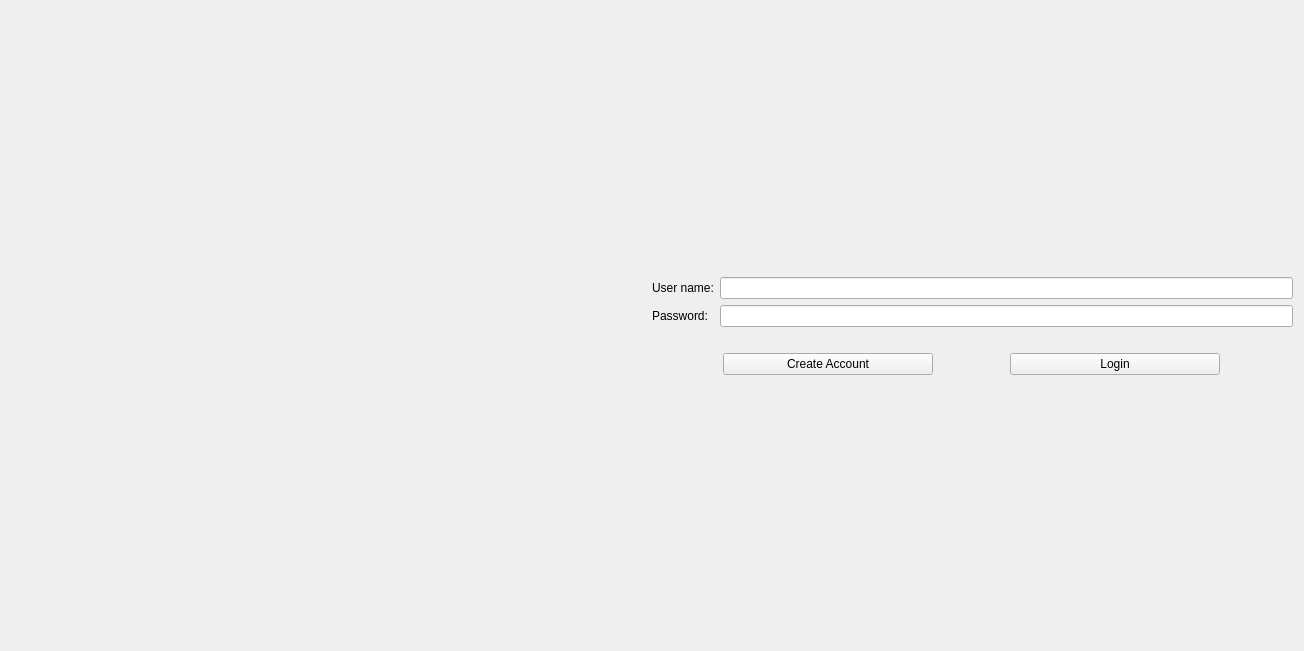
Qt form form.ui (Intro-to-SE-Lab-Fall-20/Group-2) before a commit.
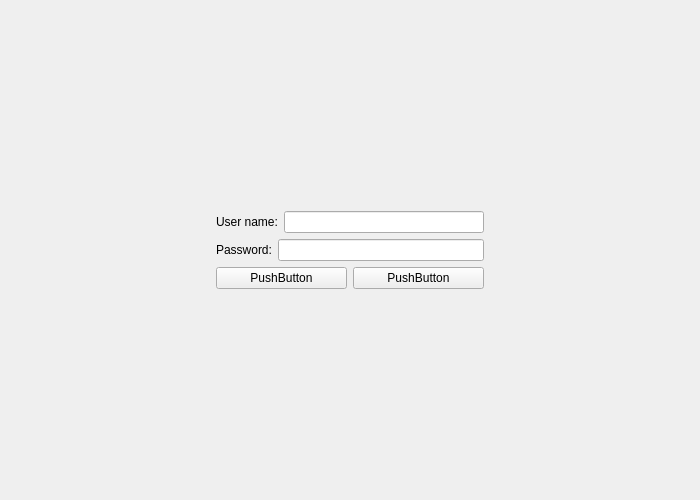
The same form after that commit.

Commit message: Fixed login screen alignment

What changed in the file:
```diff
--- a/form.ui
+++ b/form.ui
@@ -6,8 +6,8 @@
    <rect>
     <x>0</x>
     <y>0</y>
-    <width>1304</width>
-    <height>651</height>
+    <width>700</width>
+    <height>500</height>
    </rect>
   </property>
   <property name="windowTitle">
@@ -19,21 +19,21 @@
   <property name="windowFilePath">
    <string/>
   </property>
-  <layout class="QGridLayout" name="gridLayout_2">
-   <item row="5" column="1">
-    <spacer name="verticalSpacer_2">
+  <layout class="QGridLayout" name="gridLayout">
+   <item row="1" column="3">
+    <spacer name="horizontalSpacer_2">
      <property name="orientation">
-      <enum>Qt::Vertical</enum>
+      <enum>Qt::Horizontal</enum>
      </property>
      <property name="sizeHint" stdset="0">
       <size>
-       <width>20</width>
-       <height>177</height>
+       <width>184</width>
+       <height>20</height>
       </size>
      </property>
     </spacer>
    </item>
-   <item row="0" column="1">
+   <item row="0" column="2">
     <spacer name="verticalSpacer">
      <property name="orientation">
       <enum>Qt::Vertical</enum>
@@ -41,84 +41,23 @@
      <property name="sizeHint" stdset="0">
       <size>
        <width>20</width>
-       <height>178</height>
+       <height>175</height>
       </size>
      </property>
     </spacer>
    </item>
-   <item row="1" column="1">
-    <layout class="QGridLayout" name="gridLayout">
-     <item row="0" column="0">
-      <widget class="QLabel" name="label_4">
-       <property name="text">
-        <string>User name:</string>
-       </property>
-      </widget>
-     </item>
-     <item row="1" column="1">
-      <widget class="QLineEdit" name="lineEdit_5">
-       <property name="minimumSize">
-        <size>
-         <width>200</width>
-         <height>0</height>
-        </size>
-       </property>
-       <property name="text">
-        <string/>
-       </property>
-      </widget>
-     </item>
-     <item row="0" column="1">
-      <widget class="QLineEdit" name="lineEdit_4">
-       <property name="minimumSize">
-        <size>
-         <width>200</width>
-         <height>0</height>
-        </size>
-       </property>
-       <property name="echoMode">
-        <enum>QLineEdit::Password</enum>
-       </property>
-      </widget>
-     </item>
-     <item row="1" column="0">
-      <widget class="QLabel" name="label_5">
-       <property name="text">
-        <string>Password:</string>
-       </property>
-      </widget>
-     </item>
-    </layout>
-   </item>
-   <item row="3" column="1">
-    <layout class="QHBoxLayout" name="horizontalLayout">
-     <item>
-      <widget class="QPushButton" name="pushButton_2">
-       <property name="maximumSize">
-        <size>
-         <width>210</width>
-         <height>16777215</height>
-        </size>
-       </property>
-       <property name="text">
-        <string>Create Account</string>
-       </property>
-      </widget>
-     </item>
-     <item>
-      <widget class="QPushButton" name="pushButton_3">
-       <property name="maximumSize">
-        <size>
-         <width>210</width>
-         <height>16777215</height>
-        </size>
-       </property>
-       <property name="text">
-        <string>Login</string>
-       </property>
-      </widget>
-     </item>
-    </layout>
+   <item row="2" column="2">
+    <spacer name="verticalSpacer_2">
+     <property name="orientation">
+      <enum>Qt::Vertical</enum>
+     </property>
+     <property name="sizeHint" stdset="0">
+      <size>
+       <width>20</width>
+       <height>175</height>
+      </size>
+     </property>
+    </spacer>
    </item>
    <item row="1" column="0">
     <spacer name="horizontalSpacer">
@@ -127,24 +66,84 @@
      </property>
      <property name="sizeHint" stdset="0">
       <size>
-       <width>181</width>
+       <width>185</width>
        <height>20</height>
       </size>
      </property>
     </spacer>
    </item>
-   <item row="2" column="1">
-    <spacer name="horizontalSpacer_2">
-     <property name="orientation">
-      <enum>Qt::Horizontal</enum>
-     </property>
-     <property name="sizeHint" stdset="0">
-      <size>
-       <width>180</width>
-       <height>20</height>
-      </size>
-     </property>
-    </spacer>
+   <item row="1" column="2">
+    <layout class="QVBoxLayout" name="verticalLayout_2">
+     <item>
+      <layout class="QHBoxLayout" name="horizontalLayout_4">
+       <item>
+        <widget class="QLabel" name="label_4">
+         <property name="text">
+          <string>User name:</string>
+         </property>
+        </widget>
+       </item>
+       <item>
+        <widget class="QLineEdit" name="lineEdit_5">
+         <property name="minimumSize">
+          <size>
+           <width>200</width>
+           <height>0</height>
+          </size>
+         </property>
+         <property name="text">
+          <string/>
+         </property>
+        </widget>
+       </item>
+      </layout>
+     </item>
+     <item>
+      <layout class="QHBoxLayout" name="horizontalLayout_3">
+       <item>
+        <widget class="QLabel" name="label_5">
+         <property name="text">
+          <string>Password:</string>
+         </property>
+        </widget>
+       </item>
+       <item>
+        <widget class="QLineEdit" name="lineEdit_4">
+         <property name="minimumSize">
+          <size>
+           <width>200</width>
+           <height>0</height>
+          </size>
+         </property>
+         <property name="text">
+          <string/>
+         </property>
+         <property name="echoMode">
+          <enum>QLineEdit::Password</enum>
+         </property>
+        </widget>
+       </item>
+      </layout>
+     </item>
+     <item>
+      <layout class="QHBoxLayout" name="horizontalLayout_2">
+       <item>
+        <widget class="QPushButton" name="pushButton_2">
+         <property name="text">
+          <string>PushButton</string>
+         </property>
+        </widget>
+       </item>
+       <item>
+        <widget class="QPushButton" name="pushButton">
+         <property name="text">
+          <string>PushButton</string>
+         </property>
+        </widget>
+       </item>
+      </layout>
+     </item>
+    </layout>
    </item>
   </layout>
  </widget>
```
